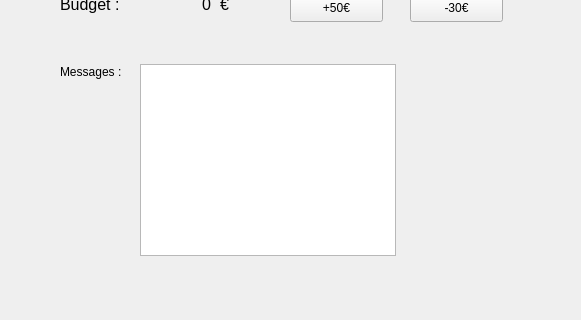
Before: the Qt Designer form qt-zoo/mainwindow.ui in timalherbe/ZooCpp, drawn with Qt 5; both pictures show x 0 to 581 and y 156 to 476 of the 800 by 600 pixel window.
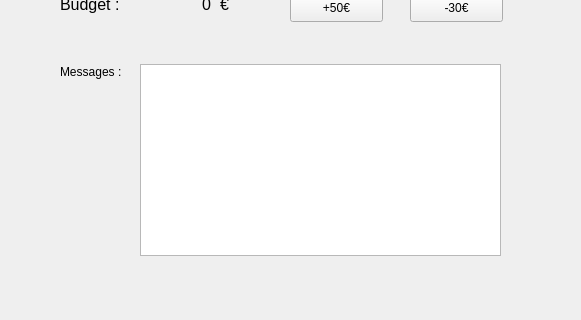
After: the same form once the commit is applied.

```diff
--- a/qt-zoo/mainwindow.ui
+++ b/qt-zoo/mainwindow.ui
@@ -151,7 +151,7 @@
      <rect>
       <x>140</x>
       <y>220</y>
-      <width>256</width>
+      <width>361</width>
       <height>192</height>
      </rect>
     </property>
```
